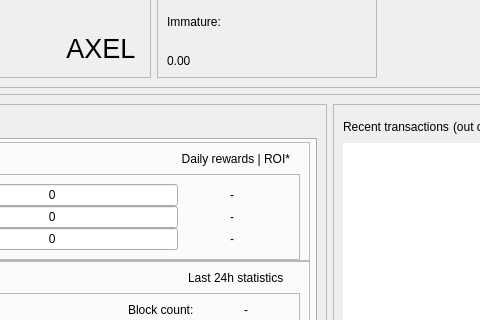
Above: src/qt/forms/overviewpage.ui from axelnetwork/axel-v1 before the change; both pictures show x 204 to 684 and y 153 to 473 of the 1067 by 600 pixel window. Below: the same form after it.
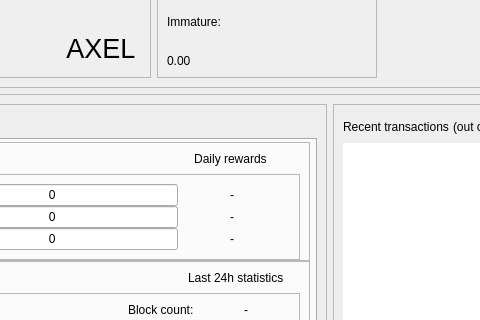
That is the form after the change. Icons and pictures are not drawn.

```diff
--- a/src/qt/forms/overviewpage.ui
+++ b/src/qt/forms/overviewpage.ui
@@ -756,7 +756,7 @@
                            </size>
                           </property>
                           <property name="text">
-                           <string>Daily rewards | ROI*   </string>
+                           <string>Daily rewards          </string>
                           </property>
                           <property name="alignment">
                            <set>Qt::AlignRight</set>
```
